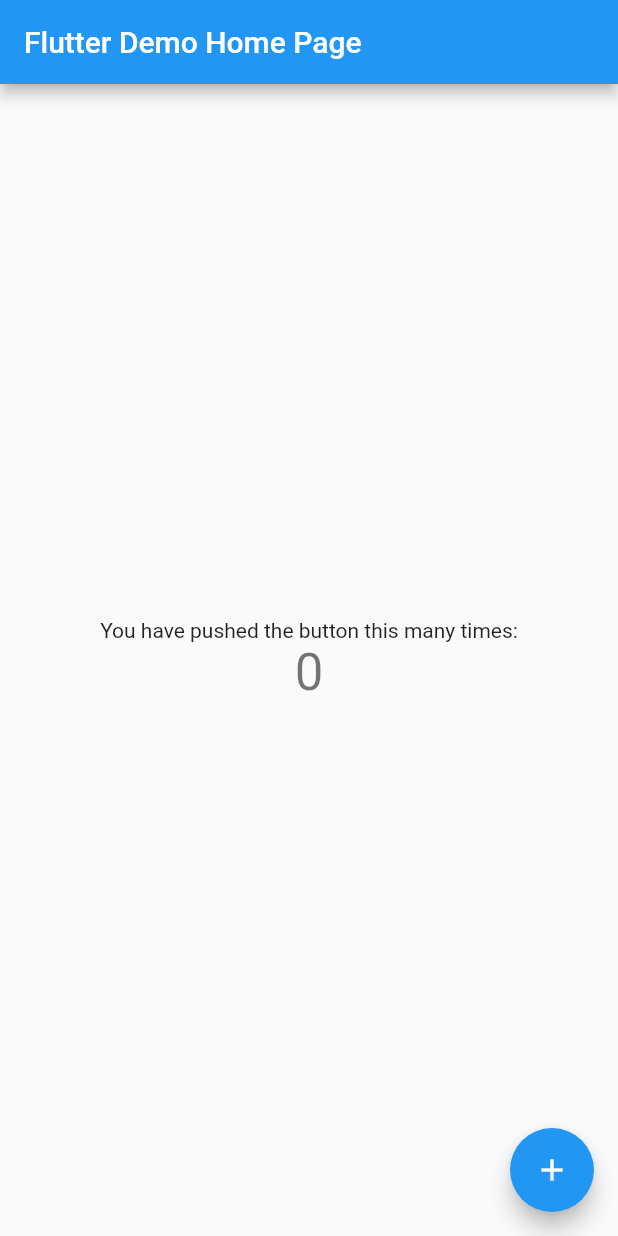
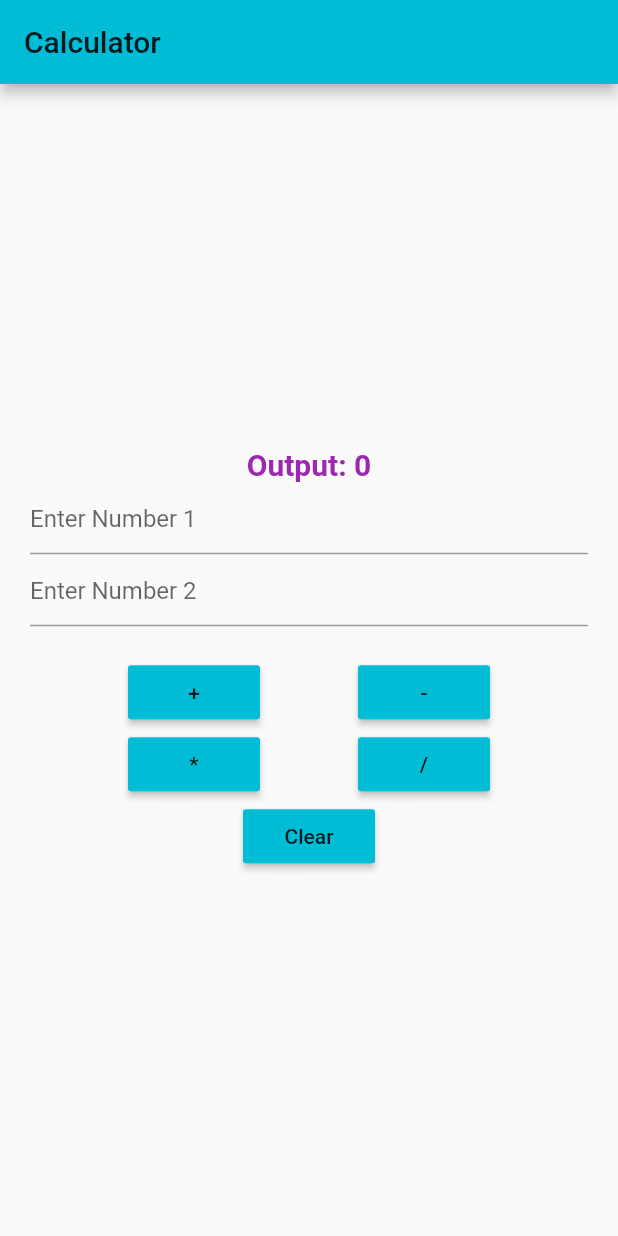
Before and after one commit to saifur8352/flutter_calculator, a Flutter app: the screen it shows after launch, on a phone screen of 412 x 824 dp. Run offline on Flutter 3.47's test engine with Material 2 defaults, Android fonts, the phone set to English and light mode, and no system bars.

Commit message:
final commit

```diff
--- /dev/null
+++ b/lib/home_page.dart
@@ -0,0 +1,125 @@
+import 'package:flutter/material.dart';
+
+class HomePage extends StatefulWidget {
+  @override
+  _HomePageState createState() => _HomePageState();
+}
+
+class _HomePageState extends State<HomePage> {
+  var num1=0, num2=0, sum=0;
+  final TextEditingController t1 =new TextEditingController(text: "");
+  final TextEditingController t2 =new TextEditingController(text: "");
+  void doAddition(){
+    this.setState(() {
+      num1=int.parse(t1.text);
+      num2=int.parse(t2.text);
+      sum=num1+num2;
+    });
+  }
+  void doSub(){
+    this.setState(() {
+      num1=int.parse(t1.text);
+      num2=int.parse(t2.text);
+      sum=num1-num2;
+    });
+  }
+  void doMul(){
+    this.setState(() {
+      num1=int.parse(t1.text);
+      num2=int.parse(t2.text);
+      sum=num1*num2;
+    });
+  }
+  void doDiv(){
+    this.setState(() {
+      num1=int.parse(t1.text);
+      num2=int.parse(t2.text);
+      sum=num1~/num2;
+    });
+  }
+  void doClear(){
+    this.setState(() {
+     t1.text="";
+     t2.text="";
+    });
+  }
+  @override
+  Widget build(BuildContext context) {
+    return new Scaffold(
+      appBar: new AppBar(
+        title: new Text("Calculator"),
+      ),
+      body: new Container(
+        padding: const EdgeInsets.all(20.0),
+        child: new Column(
+          mainAxisAlignment: MainAxisAlignment.center,
+          children: <Widget>[
+            new Text("Output: $sum", style: new TextStyle(
+              fontSize: 20.0,
+              fontWeight: FontWeight.bold,
+              color: Colors.purple
+            ),),
+            new TextField(
+              keyboardType: TextInputType.number,
+              decoration: new InputDecoration(
+                hintText: "Enter Number 1"
+              ),
+              controller: t1,
+            ),
+            new TextField(
+              keyboardType: TextInputType.number,
+              decoration: new InputDecoration(
+                  hintText: "Enter Number 2"
+              ),
+              controller: t2,
+            ),
+            new Padding(padding: const EdgeInsets.only(top: 20.0),
+            ),
+            new Row(
+              mainAxisAlignment: MainAxisAlignment.spaceEvenly,
+              children: [
+                new MaterialButton(
+                 child: new Text("+"),
+                 color: Colors.cyan,
+                 onPressed: doAddition,
+              ),
+                new MaterialButton(
+                  child: new Text("-"),
+                  color: Colors.cyan,
+                  onPressed: doSub,
+                ),
+
+              ],
+            ),
+            new Row(
+              mainAxisAlignment: MainAxisAlignment.spaceEvenly,
+              children: [
+                new MaterialButton(
+                  child: new Text("*"),
+                  color: Colors.cyan,
+                  onPressed: doMul,
+                ),
+                new MaterialButton(
+                  child: new Text("/"),
+                  color: Colors.cyan,
+                  onPressed: doDiv,
+                ),
+
+              ],
+            ),
+            new Row(
+              mainAxisAlignment: MainAxisAlignment.center,
+              children: [
+                new MaterialButton(
+                  child: Text("Clear"),
+                  color: Colors.cyan,
+                  onPressed: doClear,
+                ),
+              ],
+            )
+          ],
+        ),
+      ),
+    );
+  }
+}
--- a/lib/main.dart
+++ b/lib/main.dart
@@ -1,117 +1,18 @@
 import 'package:flutter/material.dart';
+import 'home_page.dart';
 
-void main() {
-  runApp(MyApp());
+void main(){
+  runApp(new MyApp());
 }
 
 class MyApp extends StatelessWidget {
-  // This widget is the root of your application.
   @override
   Widget build(BuildContext context) {
-    return MaterialApp(
-      title: 'Flutter Demo',
-      theme: ThemeData(
-        // This is the theme of your application.
-        //
-        // Try running your application with "flutter run". You'll see the
-        // application has a blue toolbar. Then, without quitting the app, try
-        // changing the primarySwatch below to Colors.green and then invoke
-        // "hot reload" (press "r" in the console where you ran "flutter run",
-        // or simply save your changes to "hot reload" in a Flutter IDE).
-        // Notice that the counter didn't reset back to zero; the application
-        // is not restarted.
-        primarySwatch: Colors.blue,
-        // This makes the visual density adapt to the platform that you run
-        // the app on. For desktop platforms, the controls will be smaller and
-        // closer together (more dense) than on mobile platforms.
-        visualDensity: VisualDensity.adaptivePlatformDensity,
-      ),
-      home: MyHomePage(title: 'Flutter Demo Home Page'),
+    return new MaterialApp(
+      title: "calculaor App",
+      theme: new ThemeData(
+        primarySwatch: Colors.cyan,),
+      home: new HomePage(),
     );
   }
 }
-
-class MyHomePage extends StatefulWidget {
-  MyHomePage({Key key, this.title}) : super(key: key);
-
-  // This widget is the home page of your application. It is stateful, meaning
-  // that it has a State object (defined below) that contains fields that affect
-  // how it looks.
-
-  // This class is the configuration for the state. It holds the values (in this
-  // case the title) provided by the parent (in this case the App widget) and
-  // used by the build method of the State. Fields in a Widget subclass are
-  // always marked "final".
-
-  final String title;
-
-  @override
-  _MyHomePageState createState() => _MyHomePageState();
-}
-
-class _MyHomePageState extends State<MyHomePage> {
-  int _counter = 0;
-
-  void _incrementCounter() {
-    setState(() {
-      // This call to setState tells the Flutter framework that something has
-      // changed in this State, which causes it to rerun the build method below
-      // so that the display can reflect the updated values. If we changed
-      // _counter without calling setState(), then the build method would not be
-      // called again, and so nothing would appear to happen.
-      _counter++;
-    });
-  }
-
-  @override
-  Widget build(BuildContext context) {
-    // This method is rerun every time setState is called, for instance as done
-    // by the _incrementCounter method above.
-    //
-    // The Flutter framework has been optimized to make rerunning build methods
-    // fast, so that you can just rebuild anything that needs updating rather
-    // than having to individually change instances of widgets.
-    return Scaffold(
-      appBar: AppBar(
-        // Here we take the value from the MyHomePage object that was created by
-        // the App.build method, and use it to set our appbar title.
-        title: Text(widget.title),
-      ),
-      body: Center(
-        // Center is a layout widget. It takes a single child and positions it
-        // in the middle of the parent.
-        child: Column(
-          // Column is also a layout widget. It takes a list of children and
-          // arranges them vertically. By default, it sizes itself to fit its
-          // children horizontally, and tries to be as tall as its parent.
-          //
-          // Invoke "debug painting" (press "p" in the console, choose the
-          // "Toggle Debug Paint" action from the Flutter Inspector in Android
-          // Studio, or the "Toggle Debug Paint" command in Visual Studio Code)
-          // to see the wireframe for each widget.
-          //
-          // Column has various properties to control how it sizes itself and
-          // how it positions its children. Here we use mainAxisAlignment to
-          // center the children vertically; the main axis here is the vertical
-          // axis because Columns are vertical (the cross axis would be
-          // horizontal).
-          mainAxisAlignment: MainAxisAlignment.center,
-          children: <Widget>[
-            Text(
-              'You have pushed the button this many times:',
-            ),
-            Text(
-              '$_counter',
-              style: Theme.of(context).textTheme.headline4,
-            ),
-          ],
-        ),
-      ),
-      floatingActionButton: FloatingActionButton(
-        onPressed: _incrementCounter,
-        tooltip: 'Increment',
-        child: Icon(Icons.add),
-      ), // This trailing comma makes auto-formatting nicer for build methods.
-    );
-  }
-}
```
